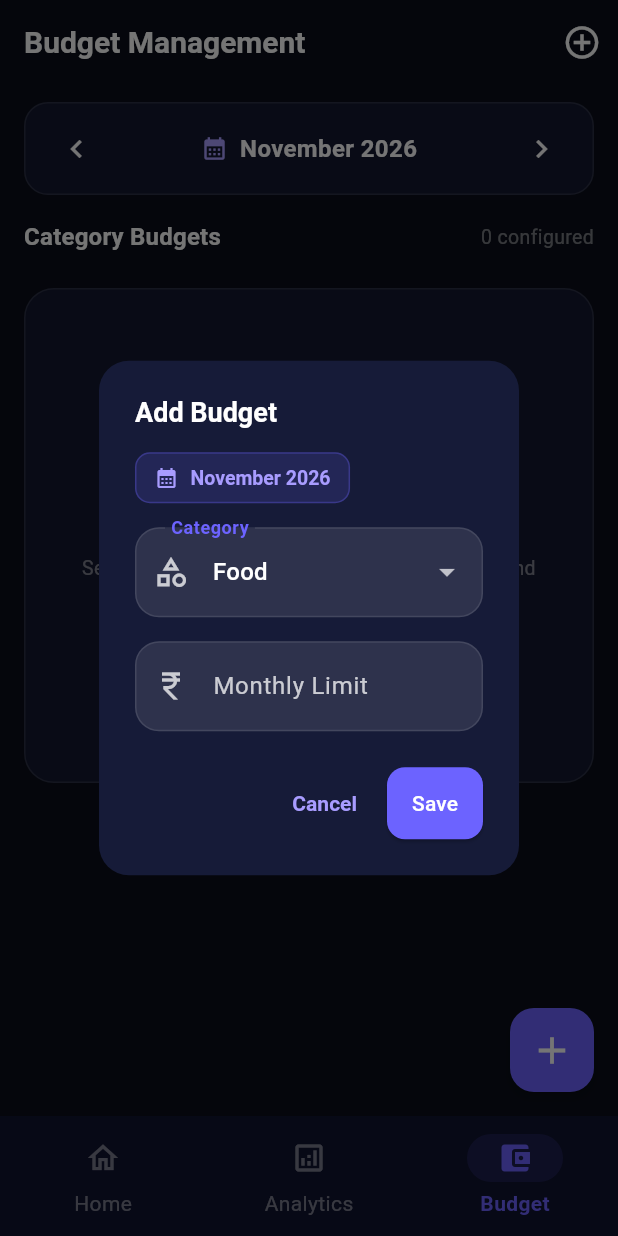
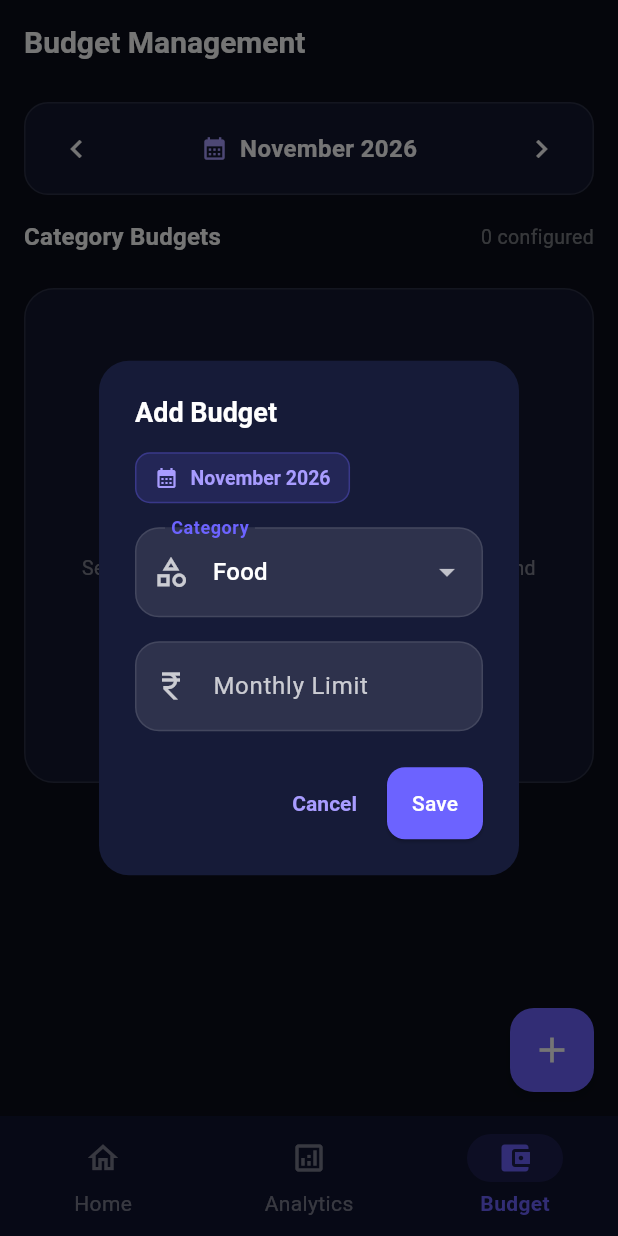
Before and after one commit to Shreya1770/Finance-Tracker-App, a Flutter app: the screen it shows once a user with an empty profile is signed in, item 3 of the bottom bar chosen, after a tap on the "add" icon, on a phone screen of 412 x 824 dp. Run offline on Flutter 3.47's test engine with Material 3 defaults, Android fonts, the phone set to English and light mode, and no system bars; our stand-ins replace cloud_firestore, csv, firebase_auth, firebase_core, fl_chart, flutter_riverpod and 5 more; missing offline and left inert: google_mlkit_text_recognition; accounts and stored records are empty; Roboto replaces fonts that are missing (DM Sans).

Commit message:
ui budget add bug resolved

```diff
--- a/lib/screens/budget_screen.dart
+++ b/lib/screens/budget_screen.dart
@@ -162,18 +162,16 @@ class _BudgetScreenState extends ConsumerState<BudgetScreen> {
       backgroundColor: AppColors.bg,
       appBar: AppBar(
         title: const Text('Budget Management'),
-        actions: [
-          IconButton(
+      ),
+      floatingActionButton: FloatingActionButton(
         tooltip: 'Add Budget',
-            icon: const Icon(Icons.add_circle_outline, size: 26),
         onPressed: () {
           showDialog(
             context: context,
             builder: (_) => AddBudgetDialog(initialMonth: _currentMonthKey),
           );
         },
-          ),
-        ],
+        child: const Icon(Icons.add, size: 28),
       ),
       body: budgetsAsync.when(
         loading: () => const Center(
--- a/lib/screens/home/home_screen.dart
+++ b/lib/screens/home/home_screen.dart
@@ -7,7 +7,6 @@ import 'package:expense_tracker/providers/transaction_provider.dart';
 import 'package:expense_tracker/screens/analystics_screen.dart';
 import 'package:expense_tracker/screens/auth/login_screen.dart';
 import 'package:expense_tracker/screens/budget_screen.dart';
-import 'package:expense_tracker/widgets/add_budget_dialog.dart';
 import 'package:expense_tracker/widgets/add_transaction_dialog.dart';
 import 'package:expense_tracker/widgets/edit_transaction_dialog.dart';
 import 'package:expense_tracker/widgets/export_statement_dialog.dart';
@@ -68,17 +67,7 @@ class _HomeScreenState extends ConsumerState<HomeScreen> {
               },
               child: const Icon(Icons.add, size: 30),
             )
-          : _currentIndex == 2
-              ? FloatingActionButton(
-                  onPressed: () {
-                    showDialog(
-                      context: context,
-                      builder: (_) => const AddBudgetDialog(),
-                    );
-                  },
-                  child: const Icon(Icons.add, size: 30),
-                )
-              : null,
+          : null,
       bottomNavigationBar: NavigationBar(
         selectedIndex: _currentIndex,
         onDestinationSelected: (index) {
```
Also changed, not shown: 1 other file. Lines whose indentation alone changed are shown as unchanged.
